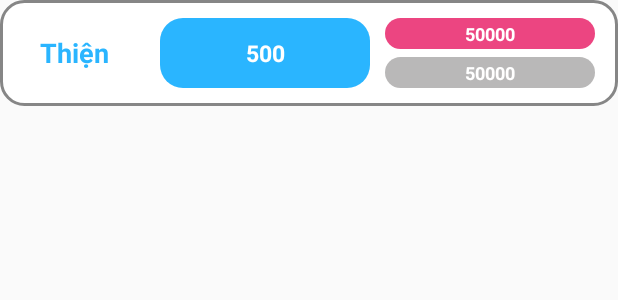
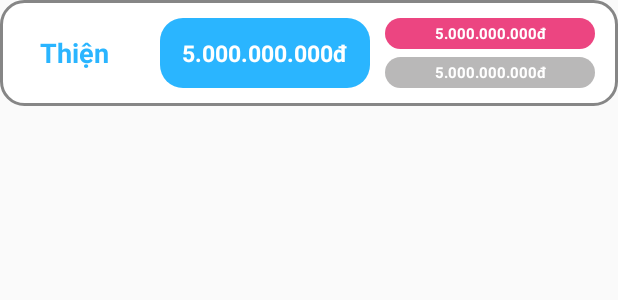
Before and after one commit to SugarTea2899/OurWalletApp, an Android app: the layout statistic_item.xml on its own in the app's theme, with its tools: preview values and no code run, on a phone screen of 412 x 824 dp. Shown: the top 300 px of the screen. Run offline under Robolectric (Android 15) with nearby library versions, the phone set to English and light mode, and no system bars.

Commit message:
! Chỉnh sửa giao diện thông kê.

```diff
--- a/APP/app/src/main/res/layout/statistic_item.xml
+++ b/APP/app/src/main/res/layout/statistic_item.xml
@@ -36,7 +36,7 @@
             android:gravity="center"
             android:paddingLeft="4dp"
             android:paddingRight="4dp"
-            android:text="500"
+            android:text="5.000.000.000đ"
             android:layout_gravity="center"
             android:layout_marginRight="10dp"
             android:paddingTop="8dp"
@@ -58,11 +58,11 @@
                 android:layout_weight="1"
                 android:layout_width="match_parent"
                 android:layout_height="0dp"
-                android:paddingTop="2dp"
-                android:text="50000"
-                android:paddingBottom="2dp"
+                android:paddingTop="3dp"
+                android:text="5.000.000.000đ"
+                android:paddingBottom="3dp"
                 android:gravity="center"
-                android:textSize="12sp"
+                android:textSize="10sp"
                 android:textStyle="bold"
                 android:textColor="#ffffff"
                 android:background="@drawable/border_button_red"/>
@@ -72,12 +72,12 @@
                 android:layout_weight="1"
                 android:layout_width="match_parent"
                 android:layout_height="0dp"
-                android:paddingTop="2dp"
+                android:paddingTop="3dp"
                 android:layout_marginTop="5dp"
-                android:paddingBottom="2dp"
-                android:text="50000"
+                android:paddingBottom="3dp"
+                android:text="5.000.000.000đ"
                 android:gravity="center"
-                android:textSize="12sp"
+                android:textSize="10sp"
                 android:textStyle="bold"
                 android:textColor="#ffffff"
                 android:background="@drawable/border_button_gray"/>
```
